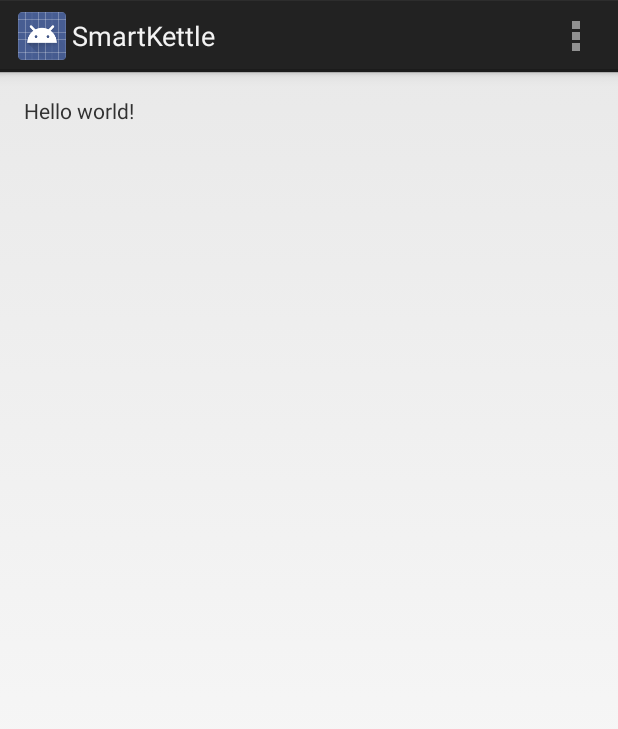
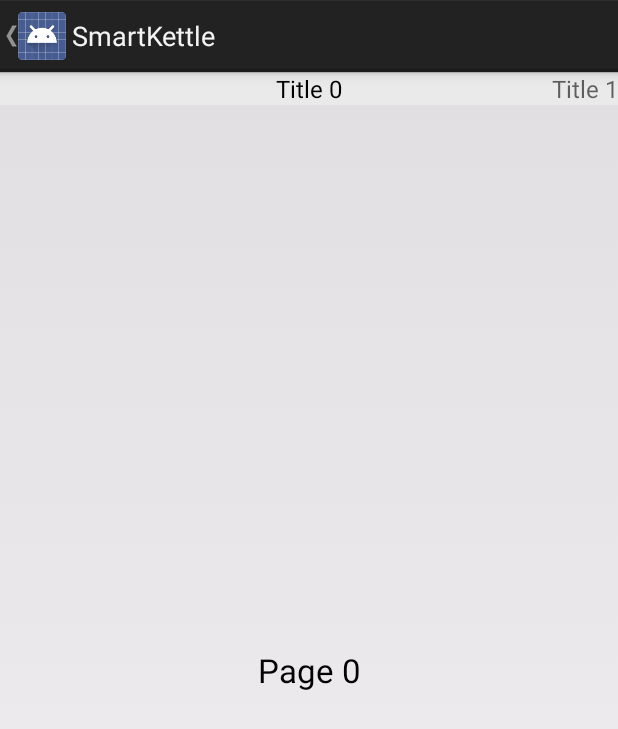
Before and after one commit to MyBeautyTeam/SmartKettle, an Android app: the screen it shows after launch (MainActivity), on a phone screen of 412 x 824 dp. Shown: the top 729 px of the screen. Run offline under Robolectric (Android 15) with nearby library versions, the phone set to English and light mode, and no system bars; 1 statement that could not run was skipped.

Commit message:
NavigationDrawer+ViewPages

```diff
--- a/app/build.gradle
+++ b/app/build.gradle
@@ -2,7 +2,7 @@ apply plugin: 'com.android.application'
 
 android {
     compileSdkVersion 19
-    buildToolsVersion "19.1.0"
+    buildToolsVersion '19.1.0'
 
     defaultConfig {
         applicationId "com.beautyteam.smartkettle"
@@ -20,5 +20,6 @@ android {
 }
 
 dependencies {
-    compile fileTree(dir: 'libs', include: ['*.jar'])
+    compile fileTree(include: ['*.jar'], dir: 'libs')
+    compile 'com.android.support:support-v4:20.0.0'
 }
--- /dev/null
+++ b/app/src/main/java/com/beautyteam/smartkettle/Fragments/Adapter/FragmentPagerAdapter.java
@@ -0,0 +1,33 @@
+package com.beautyteam.smartkettle.Fragments.Adapter;
+
+import android.support.v4.app.Fragment;
+import android.support.v4.app.FragmentManager;
+
+import com.beautyteam.smartkettle.Fragments.NewsFragment;
+
+/**
+ * Created by Admin on 25.10.2014.
+ */
+public class FragmentPagerAdapter extends android.support.v4.app.FragmentPagerAdapter {
+    final int PAGE_COUNT = 3;
+
+    public FragmentPagerAdapter(FragmentManager fm) {
+        super(fm);
+    }
+
+    @Override
+    public Fragment getItem(int position) {
+        return NewsFragment.getInstance(position);
+    }
+
+    @Override
+    public int getCount() {
+        return PAGE_COUNT;
+    }
+
+    @Override
+    public CharSequence getPageTitle(int position) {
+        return "Title " + position;
+    }
+
+}
--- /dev/null
+++ b/app/src/main/java/com/beautyteam/smartkettle/Fragments/NewsFragment.java
@@ -0,0 +1,53 @@
+package com.beautyteam.smartkettle.Fragments;
+
+/**
+ * Created by Admin on 25.10.2014.
+ */
+import android.graphics.Color;
+import android.os.Bundle;
+import android.support.v4.app.Fragment;
+import android.view.LayoutInflater;
+import android.view.View;
+import android.view.ViewGroup;
+import android.widget.TextView;
+
+import com.beautyteam.smartkettle.R;
+
+import java.util.Random;
+
+public class NewsFragment extends Fragment {
+
+    static final String ARGUMENT_PAGE_NUMBER = "arg_page_number";
+
+    int pageNumber;
+    int backColor;
+
+    public static NewsFragment getInstance(int page) {
+        NewsFragment newsFragment = new NewsFragment();
+        Bundle arguments = new Bundle();
+        arguments.putInt(ARGUMENT_PAGE_NUMBER, page);
+        newsFragment.setArguments(arguments);
+        return newsFragment;
+    }
+
+    @Override
+    public void onCreate(Bundle savedInstanceState) {
+        super.onCreate(savedInstanceState);
+        pageNumber = getArguments().getInt(ARGUMENT_PAGE_NUMBER);
+
+        Random rnd = new Random();
+        backColor = Color.argb(40, rnd.nextInt(256), rnd.nextInt(256), rnd.nextInt(256));
+    }
+
+    @Override
+    public View onCreateView(LayoutInflater inflater, ViewGroup container,
+                             Bundle savedInstanceState) {
+        View view = inflater.inflate(R.layout.fragment_news, null);
+
+        TextView tvPage = (TextView) view.findViewById(R.id.tvPage);
+        tvPage.setText("Page " + pageNumber);
+        tvPage.setBackgroundColor(backColor);
+
+        return view;
+    }
+}
--- a/app/src/main/java/com/beautyteam/smartkettle/MainActivity.java
+++ b/app/src/main/java/com/beautyteam/smartkettle/MainActivity.java
@@ -1,36 +1,147 @@
 package com.beautyteam.smartkettle;
 
-import android.app.Activity;
 import android.os.Bundle;
-import android.view.Menu;
-import android.view.MenuItem;
 
 
-public class MainActivity extends Activity {
+import android.support.v4.app.ActionBarDrawerToggle;
+import android.support.v4.app.FragmentActivity;
+import android.support.v4.view.PagerAdapter;
+import android.support.v4.view.ViewPager;
+import android.support.v4.view.ViewPager.OnPageChangeListener;
+import android.support.v4.widget.DrawerLayout;
+import android.util.Log;
+import android.widget.AdapterView;
+import android.widget.ArrayAdapter;
+import android.widget.ListView;
+import android.view.View;
+
+import com.beautyteam.smartkettle.Fragments.Adapter.FragmentPagerAdapter;
+
+public class MainActivity extends FragmentActivity {
+
+    static final String TAG = "myLogs";
+    static final int PAGE_COUNT = 10;
+
+    ViewPager pager;
+    PagerAdapter pagerAdapter;
+
+
+    //===================
+    private DrawerLayout drawerLayout;
+    private ListView drawerList;
+    private ActionBarDrawerToggle drawerToggle;
+
+    // navigation drawer title
+    private CharSequence emptyTitle;
+    // used to store app title
+    private CharSequence appTitle;
+
+    static private String[] viewsNames = {"artur", "dima", "max"};;
+    //===================
 
     @Override
     protected void onCreate(Bundle savedInstanceState) {
         super.onCreate(savedInstanceState);
         setContentView(R.layout.activity_main);
+
+        appTitle =  getTitle();
+        drawerLayout = (DrawerLayout) findViewById(R.id.drawer_layout);
+        drawerList = (ListView) findViewById(R.id.left_drawer);
+
+        drawerList.setAdapter(new ArrayAdapter<String>(this, R.layout.drawer_list_item, viewsNames));
+
+        // Включает значок и позволяет вести себя как кнопки-переключателя
+        getActionBar().setDisplayHomeAsUpEnabled(true);
+
+        drawerToggle = new ActionBarDrawerToggle(this,
+                drawerLayout,
+                R.drawable.ic_drawer, //иконка
+                R.string.app_name, // описание открытия ???
+                R.string.app_name // описание закрытия ???
+        ){
+            public void onDrawerClosed(View view) {
+                getActionBar().setTitle(appTitle); // Показать название приложения
+                // calling onPrepareOptionsMenu() to show action bar icons
+                invalidateOptionsMenu();
+            }
+
+            public void onDrawerOpened(View drawerView) {
+                getActionBar().setTitle(emptyTitle);
+                // calling onPrepareOptionsMenu() to hide action bar icons
+                invalidateOptionsMenu();
+            }
+        };
+
+        drawerLayout.setDrawerListener(drawerToggle);
+
+        if (savedInstanceState == null) {
+        }
+
+        drawerList.setOnItemClickListener(new DrawerItemClickListener());
+
+
+        pager = (ViewPager) findViewById(R.id.pager);
+        pagerAdapter = new FragmentPagerAdapter(getSupportFragmentManager());
+        pager.setAdapter(pagerAdapter);
+
+        pager.setOnPageChangeListener(new OnPageChangeListener() {
+
+            @Override
+            public void onPageSelected(int position) {
+                Log.d(TAG, "onPageSelected, position = " + position);
+            }
+
+            @Override
+            public void onPageScrolled(int position, float positionOffset,
+                                       int positionOffsetPixels) {
+            }
+
+            @Override
+            public void onPageScrollStateChanged(int state) {
+            }
+        });
+    }
+
+    private class DrawerItemClickListener implements ListView.OnItemClickListener {
+        @Override
+        public void onItemClick(
+                AdapterView<?> parent, View view, int position, long id
+        ) {
+            // display view for selected nav drawer item
+            displayView(position);
+            pager.setCurrentItem(position, true);
+        }
+    }
+
+    private void displayView(int position) {
+        // update the main content by replacing fragments
+        //Toast.makeText(this, "position =" + position, Toast.LENGTH_LONG);
+
+        drawerLayout.closeDrawer(drawerList);
     }
 
 
+/*  НАДО ЛИ?
     @Override
     public boolean onCreateOptionsMenu(Menu menu) {
-        // Inflate the menu; this adds items to the action bar if it is present.
         getMenuInflater().inflate(R.menu.main, menu);
         return true;
     }
 
     @Override
     public boolean onOptionsItemSelected(MenuItem item) {
-        // Handle action bar item clicks here. The action bar will
-        // automatically handle clicks on the Home/Up button, so long
-        // as you specify a parent activity in AndroidManifest.xml.
-        int id = item.getItemId();
-        if (id == R.id.action_settings) {
+        // toggle nav drawer on selecting action bar app icon/title
+        if (drawerToggle.onOptionsItemSelected(item)) {
             return true;
         }
-        return super.onOptionsItemSelected(item);
-    }
+        // Handle action bar actions click
+        switch (item.getItemId()) {
+            case R.id.action_settings:
+                return true;
+            default:
+                return super.onOptionsItemSelected(item);
+        }
+
 }
+*/
+}
--- a/app/src/main/res/layout/activity_main.xml
+++ b/app/src/main/res/layout/activity_main.xml
@@ -1,16 +1,30 @@
-<RelativeLayout xmlns:android="http://schemas.android.com/apk/res/android"
-    xmlns:tools="http://schemas.android.com/tools"
+<?xml version="1.0" encoding="utf-8"?>
+<android.support.v4.widget.DrawerLayout
+    xmlns:android="http://schemas.android.com/apk/res/android"
+    android:id="@+id/drawer_layout"
     android:layout_width="match_parent"
-    android:layout_height="match_parent"
-    android:paddingLeft="@dimen/activity_horizontal_margin"
-    android:paddingRight="@dimen/activity_horizontal_margin"
-    android:paddingTop="@dimen/activity_vertical_margin"
-    android:paddingBottom="@dimen/activity_vertical_margin"
-    tools:context=".MainActivity">
+    android:layout_height="match_parent">
 
-    <TextView
-        android:text="@string/hello_world"
-        android:layout_width="wrap_content"
-        android:layout_height="wrap_content" />
+    <android.support.v4.view.ViewPager
+        android:id="@+id/pager"
+        android:layout_width="match_parent"
+        android:layout_height="match_parent">
+        <android.support.v4.view.PagerTitleStrip
+            android:id="@+id/pagerTitle"
+            android:layout_width="match_parent"
+            android:layout_height="wrap_content"
+            android:layout_gravity="top">
+        </android.support.v4.view.PagerTitleStrip>
+    </android.support.v4.view.ViewPager>
 
-</RelativeLayout>
+    <!-- The navigation drawer -->
+    <ListView android:id="@+id/left_drawer"
+        android:layout_width="240dp"
+        android:layout_height="match_parent"
+        android:layout_gravity="start"
+        android:choiceMode="singleChoice"
+        android:dividerHeight="1dp"
+        android:background="#ff000000"
+        android:listSelector="#2f74f7ff"/>
+        />
+</android.support.v4.widget.DrawerLayout>
--- /dev/null
+++ b/app/src/main/res/layout/drawer_list_item.xml
@@ -0,0 +1,10 @@
+<?xml version="1.0" encoding="utf-8"?>
+<TextView xmlns:android="http://schemas.android.com/apk/res/android"
+    android:id="@+id/label"
+    android:layout_width="fill_parent"
+    android:layout_height="wrap_content"
+    android:text="test"
+    android:textColor="#cefff7ee"
+    android:paddingLeft="10dp"
+    android:textSize="20sp">
+</TextView>
--- /dev/null
+++ b/app/src/main/res/layout/fragment_news.xml
@@ -0,0 +1,15 @@
+<?xml version="1.0" encoding="utf-8"?>
+<RelativeLayout
+    xmlns:android="http://schemas.android.com/apk/res/android"
+    android:id="@+id/RelativeLayout1"
+    android:layout_width="match_parent"
+    android:layout_height="match_parent"
+    android:orientation="vertical">
+    <TextView
+        android:id="@+id/tvPage"
+        android:layout_width="match_parent"
+        android:layout_height="match_parent"
+        android:gravity="center"
+        android:textAppearance="?android:attr/textAppearanceLarge">
+    </TextView>
+</RelativeLayout>
```
Also changed, not shown: app/src/main/res/drawable-hdpi/ic_drawer.png (added), app/src/main/res/drawable-mdpi/ic_drawer.png (added), app/src/main/res/drawable-xhdpi/ic_drawer.png (added), app/src/main/res/drawable-xxhdpi/ic_drawer.png (added), 1 other file.
